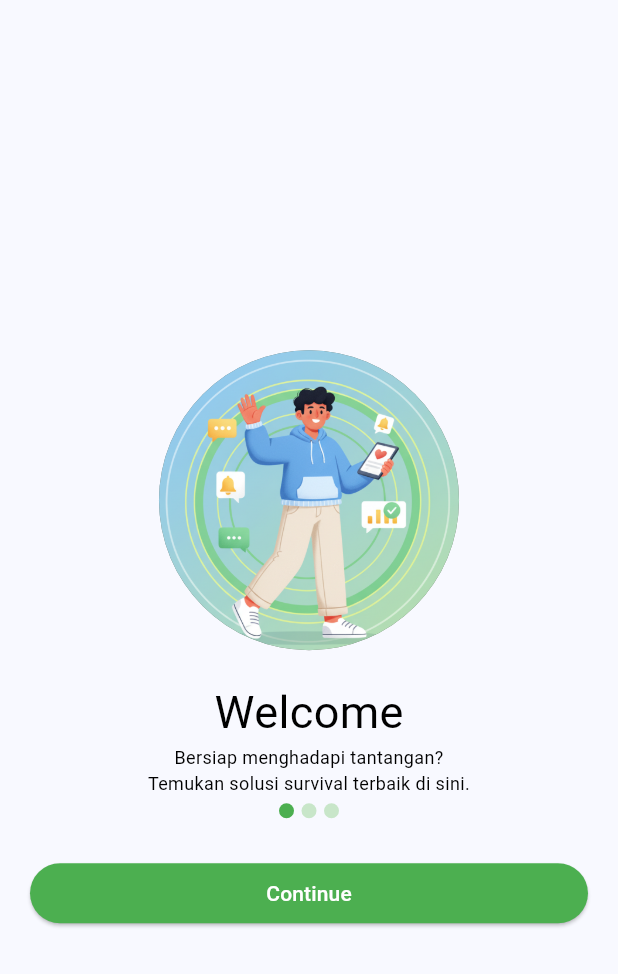
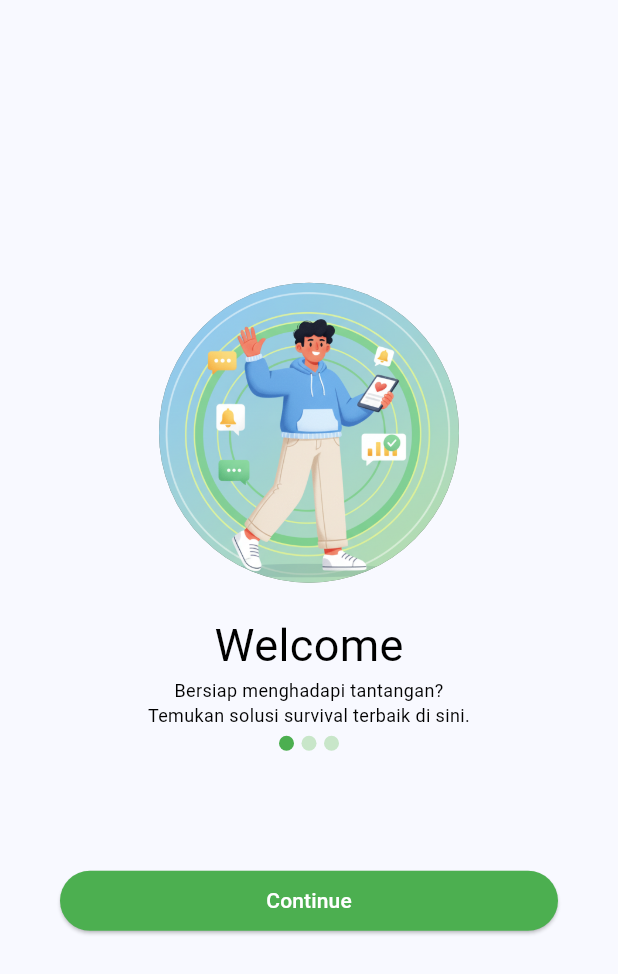
Before and after one commit to dwiilhammaulana/practice_week_6, a Flutter app: the screen it shows after launch, on a phone screen of 412 x 824 dp. Shown: the top 974 px of the screen. Run offline on Flutter 3.47's test engine with Material 3 defaults, Android fonts, the phone set to English and light mode, and no system bars.

Commit message:
splash creen 1

```diff
--- a/lib/screen/splash_screen1.dart
+++ b/lib/screen/splash_screen1.dart
@@ -19,6 +19,7 @@ class Screen1 extends StatelessWidget {
         child: Column(
          mainAxisAlignment: MainAxisAlignment.center,
          children: [
+          // Spacer(),
           const SizedBox(height: 25),
           Container(
             height: 200,
@@ -74,9 +75,10 @@ class Screen1 extends StatelessWidget {
                           ),
                         ],
                       ),
-                      SizedBox(height: 30),
+
+                      SizedBox(height: 40),
                            Container(
-                            margin: EdgeInsets.only(right: 20,left: 20),
+                            margin: EdgeInsets.all(40),
                             child: SizedBox(
                               height: 40,
                               width: double.infinity,
```
